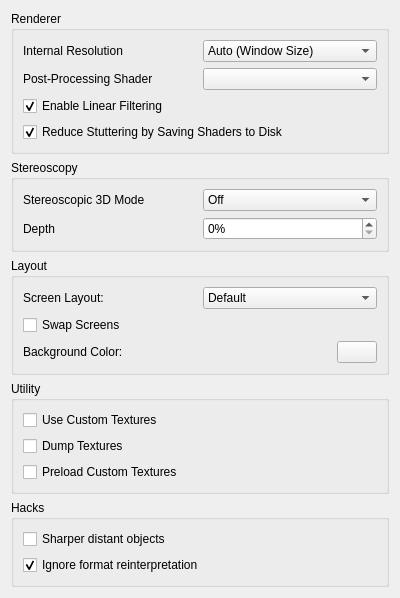
Old version of the form src/citra_qt/configuration/configure_enhancements.ui in the repository tbsp/citra-valentin.
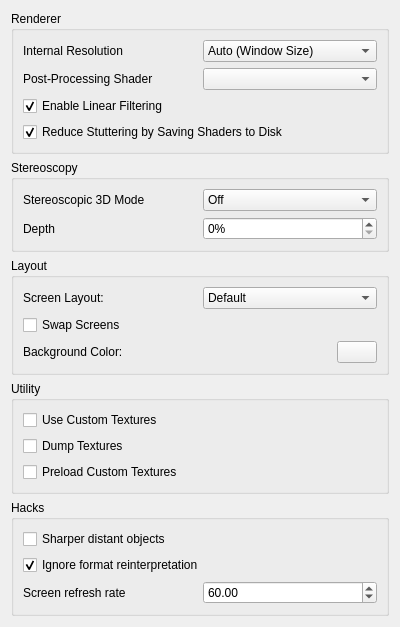
New version of the form.

Patch:
```diff
--- a/src/citra_qt/configuration/configure_enhancements.ui
+++ b/src/citra_qt/configuration/configure_enhancements.ui
@@ -338,6 +338,30 @@
         </property>
        </widget>
       </item>
+      <item>
+       <layout class="QHBoxLayout" name="horizontalLayout_2">
+        <item>
+         <widget class="QLabel" name="label_5">
+          <property name="text">
+           <string>Screen refresh rate</string>
+          </property>
+         </widget>
+        </item>
+        <item>
+         <widget class="QDoubleSpinBox" name="screen_refresh_rate">
+          <property name="minimum">
+           <double>1.00</double>
+          </property>
+          <property name="maximum">
+           <double>300.00</double>
+          </property>
+          <property name="value">
+           <double>60.00</double>
+          </property>
+         </widget>
+        </item>
+       </layout>
+      </item>
      </layout>
     </widget>
    </item>
```
